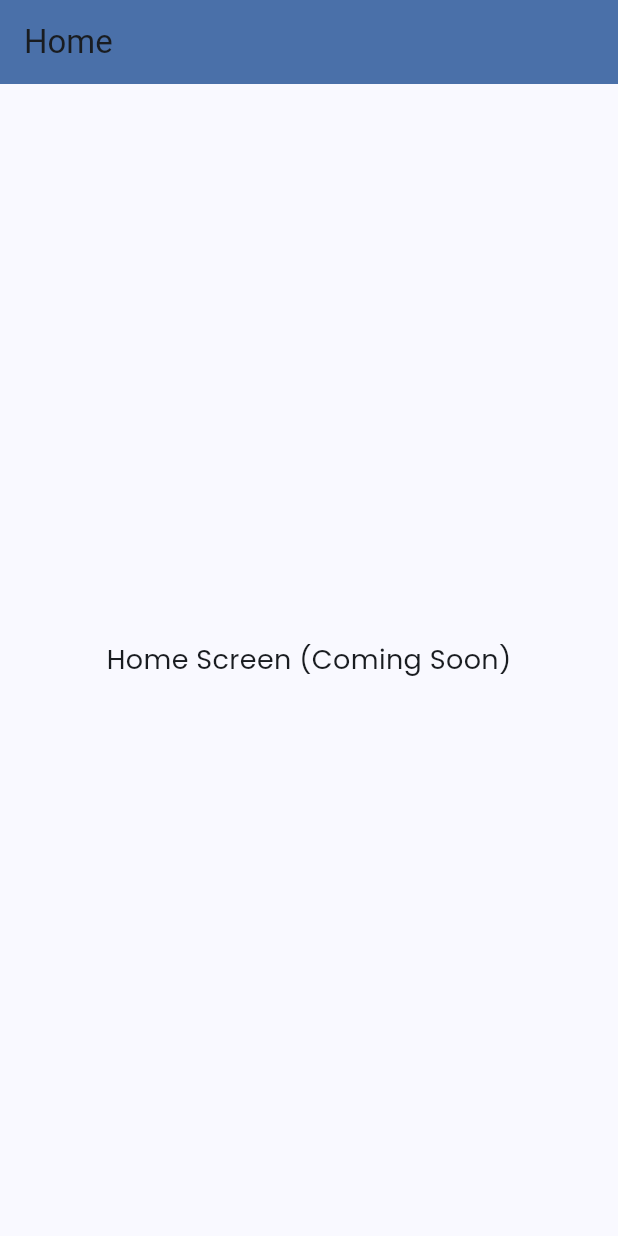
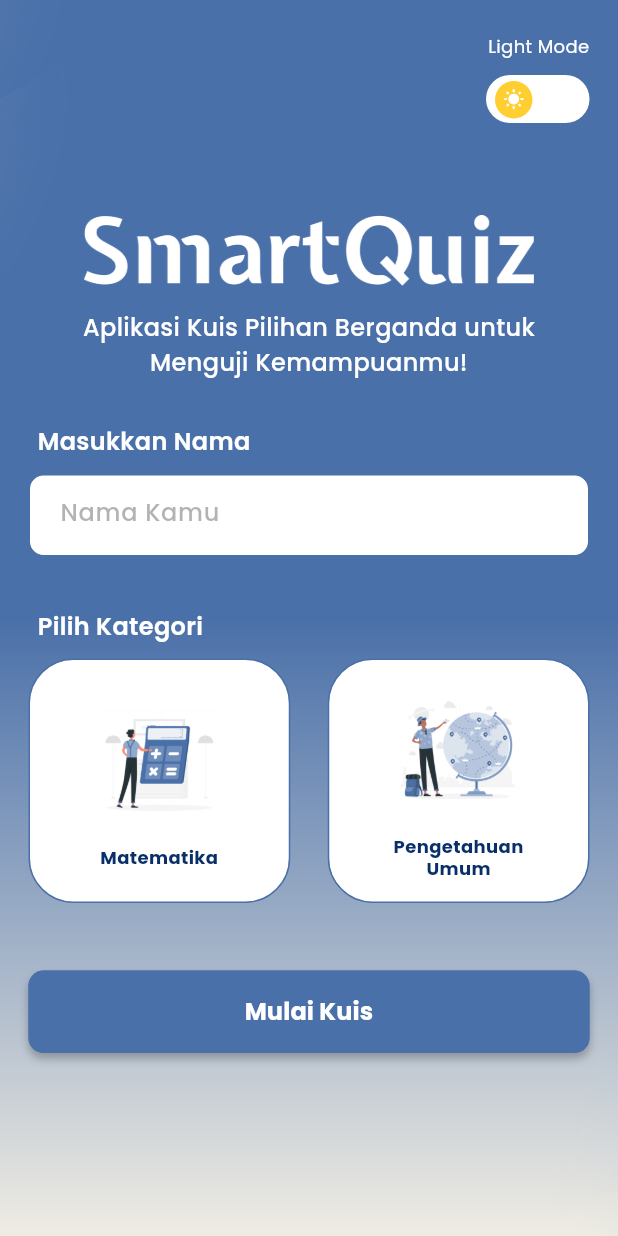
Before and after one commit to CantykaLaily-231401004/SmartQuiz, a Flutter app: the screen it shows after launch, on a phone screen of 412 x 824 dp. Run offline on Flutter 3.47's test engine with Material 3 defaults, Android fonts, the light colour scheme and no system bars.

Commit message:
feat(screens): create HomeScreen with name input field

```diff
--- /dev/null
+++ b/lib/screens/home_screen.dart
@@ -0,0 +1,475 @@
+import 'dart:math' as math;
+import 'package:flutter/material.dart';
+
+class HomeScreen extends StatefulWidget {
+  const HomeScreen({super.key});
+
+  @override
+  State<HomeScreen> createState() => _HomeScreenState();
+}
+
+class _HomeScreenState extends State<HomeScreen> {
+  final TextEditingController _nameController = TextEditingController();
+  String _selectedCategory = '';
+  bool _isDarkMode = false;
+
+  @override
+  void dispose() {
+    _nameController.dispose();
+    super.dispose();
+  }
+
+  void _startQuiz() {
+    if (_nameController.text.trim().isEmpty) {
+      ScaffoldMessenger.of(context).showSnackBar(
+        const SnackBar(content: Text('Silakan masukkan nama Anda'), backgroundColor: Colors.red),
+      );
+      return;
+    }
+    if (_selectedCategory.isEmpty) {
+      ScaffoldMessenger.of(context).showSnackBar(
+        const SnackBar(content: Text('Silakan pilih kategori'), backgroundColor: Colors.red),
+      );
+      return;
+    }
+    ScaffoldMessenger.of(context).showSnackBar(
+      SnackBar(
+        content: Text('Memulai kuis $_selectedCategory untuk ${_nameController.text}'),
+        backgroundColor: Colors.green,
+      ),
+    );
+  }
+
+  @override
+  Widget build(BuildContext context) {
+    return Scaffold(
+      body: Container(
+        decoration: const BoxDecoration(
+          gradient: LinearGradient(
+            begin: Alignment(0.50, 0.00),
+            end: Alignment(0.50, 1.00),
+            colors: [Color(0xFF4A70A9), Color(0xFFEFECE3)],
+          ),
+        ),
+        child: Stack(
+          children: [
+            // Layer 1: Decorative background blobs
+            _buildDecorativeBackground(),
+
+            // Layer 2: Main scrollable content
+            SafeArea(
+              child: SingleChildScrollView(
+                padding: const EdgeInsets.symmetric(horizontal: 19.0),
+                child: Column(
+                  crossAxisAlignment: CrossAxisAlignment.start,
+                  children: [
+                    const SizedBox(height: 19),
+                    _buildThemeToggle(),
+                    const SizedBox(height: 60),
+                    _buildTitle(),
+                    const SizedBox(height: 15),
+                    _buildSubtitle(),
+                    const SizedBox(height: 30), // Jarak diperkecil dari 60 menjadi 40
+                    _buildNameInput(),
+                    const SizedBox(height: 35),
+                    _buildCategorySelection(),
+                    const SizedBox(height: 45),
+                    _buildStartButton(),
+                    const SizedBox(height: 40),
+                  ],
+                ),
+              ),
+            ),
+          ],
+        ),
+      ),
+    );
+  }
+
+  Widget _buildDecorativeBackground() {
+    return Stack(
+      children: [
+        // Top left blob - using image
+        Positioned(
+          left: -96,
+          top: -26,
+          child: Transform.rotate(
+            angle: -0.55,
+            child: Image.asset(
+              'assets/images/blob_decoration.png',
+              width: 208,
+              height: 101,
+              fit: BoxFit.cover,
+              errorBuilder: (context, error, stackTrace) {
+                return Container(
+                  width: 208,
+                  height: 101,
+                  decoration: BoxDecoration(
+                    color: const Color(0xFF8FABD4),
+                    borderRadius: BorderRadius.circular(24),
+                  ),
+                );
+              },
+            ),
+          ),
+        ),
+
+        // Top left blob 2 - using image
+        Positioned(
+          left: -96,
+          top: 70,
+          child: Transform.rotate(
+            angle: -0.55,
+            child: Image.asset(
+              'assets/images/blob_decoration.png',
+              width: 208,
+              height: 101,
+              fit: BoxFit.cover,
+              errorBuilder: (context, error, stackTrace) {
+                return Container(
+                  width: 208,
+                  height: 101,
+                  decoration: BoxDecoration(
+                    color: const Color(0xFF8FABD4),
+                    borderRadius: BorderRadius.circular(24),
+                  ),
+                );
+              },
+            ),
+          ),
+        ),
+
+        // Bottom right blob 1 - using image
+        Positioned(
+          right: -115,
+          bottom: -50,
+          child: Transform.rotate(
+            angle: -3.57,
+            child: Image.asset(
+              'assets/images/blob_decoration.png',
+              width: 208,
+              height: 101,
+              fit: BoxFit.cover,
+              errorBuilder: (context, error, stackTrace) {
+                return Container(
+                  width: 208,
+                  height: 101,
+                  decoration: BoxDecoration(
+                    color: const Color(0xFF8FABD4),
+                    borderRadius: BorderRadius.circular(24),
+                  ),
+                );
+              },
+            ),
+          ),
+        ),
+
+        // Bottom right blob 2 - using image
+        Positioned(
+          right: -127,
+          bottom: 47,
+          child: Transform.rotate(
+            angle: -3.57,
+            child: Image.asset(
+              'assets/images/blob_decoration.png',
+              width: 208,
+              height: 101,
+              fit: BoxFit.cover,
+              errorBuilder: (context, error, stackTrace) {
+                return Container(
+                  width: 208,
+                  height: 101,
+                  decoration: BoxDecoration(
+                    color: const Color(0xFF8FABD4),
+                    borderRadius: BorderRadius.circular(24),
+                  ),
+                );
+              },
+            ),
+          ),
+        ),
+      ],
+    );
+  }
+
+  Widget _buildThemeToggle() {
+    return Align(
+      alignment: Alignment.centerRight,
+      child: Column(
+        crossAxisAlignment: CrossAxisAlignment.end,
+        children: [
+          const Text(
+            'Light Mode',
+            textAlign: TextAlign.center,
+            style: TextStyle(
+              color: Colors.white,
+              fontSize: 12,
+              fontFamily: 'Poppins',
+              fontWeight: FontWeight.w400,
+              height: 1.92,
+            ),
+          ),
+          const SizedBox(height: 8),
+          GestureDetector(
+            onTap: () => setState(() => _isDarkMode = !_isDarkMode),
+            child: Container(
+              width: 69,
+              height: 32,
+              decoration: BoxDecoration(
+                color: Colors.white,
+                borderRadius: BorderRadius.circular(100),
+              ),
+              child: Stack(
+                children: [
+                  AnimatedPositioned(
+                    duration: const Duration(milliseconds: 250),
+                    curve: Curves.easeInOut,
+                    left: _isDarkMode ? 38 : 6,
+                    top: 4,
+                    child: Container(
+                      width: 25,
+                      height: 25,
+                      decoration: const BoxDecoration(
+                        color: Color(0xFFFFCE31),
+                        shape: BoxShape.circle,
+                      ),
+                      child: Icon(
+                        _isDarkMode ? Icons.nightlight_round : Icons.wb_sunny,
+                        color: Colors.white,
+                        size: 14,
+                      ),
+                    ),
+                  ),
+                ],
+              ),
+            ),
+          ),
+        ],
+      ),
+    );
+  }
+
+  Widget _buildTitle() {
+    return Center(
+      child: Image.asset(
+        'assets/images/logo.png',
+        width: 300,
+        height: 50,
+        fit: BoxFit.contain,
+        errorBuilder: (context, error, stackTrace) {
+          return const Text(
+            'SmartQuiz',
+            textAlign: TextAlign.center,
+            style: TextStyle(
+              color: Colors.white,
+              fontSize: 50,
+              fontFamily: 'Poppins',
+              fontWeight: FontWeight.w700,
+              height: 0.9,
+            ),
+          );
+        },
+      ),
+    );
+  }
+
+  Widget _buildSubtitle() {
+    return const Center(
+      child: Padding(
+        padding: EdgeInsets.symmetric(horizontal: 5),
+        child: Text(
+          'Aplikasi Kuis Pilihan Berganda untuk Menguji Kemampuanmu!',
+          textAlign: TextAlign.center,
+          style: TextStyle(
+            color: Colors.white,
+            fontSize: 16,
+            fontFamily: 'Poppins',
+            fontWeight: FontWeight.w500,
+            height: 1.44,
+          ),
+        ),
+      ),
+    );
+  }
+
+  Widget _buildNameInput() {
+    return Column(
+      crossAxisAlignment: CrossAxisAlignment.start,
+      children: [
+        const Padding(
+          padding: EdgeInsets.only(left: 6),
+          child: Text(
+            'Masukkan Nama',
+            style: TextStyle(
+              color: Colors.white,
+              fontSize: 16,
+              fontFamily: 'Poppins',
+              fontWeight: FontWeight.w600,
+              height: 1.44,
+            ),
+          ),
+        ),
+        const SizedBox(height: 10),
+        Container(
+          height: 55,
+          decoration: BoxDecoration(
+            color: Colors.white,
+            borderRadius: BorderRadius.circular(10),
+            border: Border.all(
+              width: 1,
+              color: const Color(0xFF4A70A9),
+            ),
+          ),
+          child: TextField(
+            controller: _nameController,
+            decoration: const InputDecoration(
+              hintText: 'Nama Kamu',
+              hintStyle: TextStyle(
+                color: Color(0x7A616161),
+                fontSize: 16,
+                fontFamily: 'Poppins',
+                fontWeight: FontWeight.w500,
+              ),
+              border: InputBorder.none,
+              contentPadding: EdgeInsets.symmetric(horizontal: 20, vertical: 17),
+            ),
+            style: const TextStyle(
+              fontFamily: 'Poppins',
+              fontSize: 16,
+            ),
+          ),
+        ),
+      ],
+    );
+  }
+
+  Widget _buildCategorySelection() {
+    return Column(
+      crossAxisAlignment: CrossAxisAlignment.start,
+      children: [
+        const Padding(
+          padding: EdgeInsets.only(left: 6),
+          child: Text(
+            'Pilih Kategori',
+            style: TextStyle(
+              color: Colors.white,
+              fontSize: 16,
+              fontFamily: 'Poppins',
+              fontWeight: FontWeight.w600,
+              height: 1.44,
+            ),
+          ),
+        ),
+        const SizedBox(height: 10),
+        Row(
+          children: [
+            Expanded(
+              child: _buildCategoryCard(
+                'Matematika',
+                'assets/images/math_illustration.png',
+              ),
+            ),
+            const SizedBox(width: 25),
+            Expanded(
+              child: _buildCategoryCard(
+                'Pengetahuan \nUmum',
+                'assets/images/general_illustration.png',
+              ),
+            ),
+          ],
+        ),
+      ],
+    );
+  }
+
+  Widget _buildCategoryCard(String title, String imagePath) {
+    final isSelected = _selectedCategory == title.replaceAll('\n', ' ').trim();
+    return GestureDetector(
+      onTap: () => setState(() => _selectedCategory = title.replaceAll('\n', ' ').trim()),
+      child: Container(
+        width: 163,
+        height: 163,
+        decoration: BoxDecoration(
+          color: Colors.white,
+          borderRadius: BorderRadius.circular(30),
+          border: Border.all(
+            width: isSelected ? 3 : 1,
+            color: isSelected ? const Color(0xFF4A70A9) : const Color(0xFF4A70A9),
+          ),
+        ),
+        child: Column(
+          mainAxisAlignment: MainAxisAlignment.center,
+          children: [
+            Image.asset(
+              imagePath,
+              width: 90,
+              height: 90,
+              fit: BoxFit.contain,
+              errorBuilder: (context, error, stackTrace) {
+                return Icon(
+                  title.contains('Matematika') ? Icons.calculate : Icons.public,
+                  size: 70,
+                  color: const Color(0xFF4A70A9),
+                );
+              },
+            ),
+            const SizedBox(height: 12),
+            Text(
+              title,
+              textAlign: TextAlign.center,
+              style: const TextStyle(
+                color: Color(0xFF092F69),
+                fontSize: 12,
+                fontFamily: 'Poppins',
+                fontWeight: FontWeight.w700,
+                height: 1.25,
+              ),
+            ),
+          ],
+        ),
+      ),
+    );
+  }
+
+  Widget _buildStartButton() {
+    return Container(
+      width: double.infinity,
+      height: 55,
+      decoration: BoxDecoration(
+        color: const Color(0xFF4A70A9),
+        borderRadius: BorderRadius.circular(10),
+        boxShadow: const [
+          BoxShadow(
+            color: Color(0x3F000000),
+            blurRadius: 4,
+            offset: Offset(0, 4),
+            spreadRadius: 0,
+          ),
+        ],
+      ),
+      child: ElevatedButton(
+        onPressed: _startQuiz,
+        style: ElevatedButton.styleFrom(
+          backgroundColor: const Color(0xFF4A70A9),
+          foregroundColor: Colors.white,
+          shadowColor: Colors.transparent,
+          shape: RoundedRectangleBorder(
+            borderRadius: BorderRadius.circular(10),
+          ),
+          elevation: 0,
+        ),
+        child: const Text(
+          'Mulai Kuis',
+          textAlign: TextAlign.center,
+          style: TextStyle(
+            color: Colors.white,
+            fontSize: 16,
+            fontFamily: 'Poppins',
+            fontWeight: FontWeight.w700,
+            height: 1.20,
+          ),
+        ),
+      ),
+    );
+  }
+}
--- a/lib/screens/splash_screen.dart
+++ b/lib/screens/splash_screen.dart
@@ -1,4 +1,5 @@
 import 'package:flutter/material.dart';
+import 'home_screen.dart';
 
 class SplashScreen extends StatefulWidget {
   const SplashScreen({super.key});
@@ -69,27 +70,3 @@ class _SplashScreenState extends State<SplashScreen> {
     );
   }
 }
-
-// Temporary placeholder
-class HomeScreen extends StatelessWidget {
-  const HomeScreen({super.key});
-
-  @override
-  Widget build(BuildContext context) {
-    return Scaffold(
-      appBar: AppBar(
-        title: const Text('Home'),
-        backgroundColor: const Color(0xFF4A70A9),
-      ),
-      body: const Center(
-        child: Text(
-          'Home Screen (Coming Soon)',
-          style: TextStyle(
-            fontSize: 18,
-            fontFamily: 'Poppins',
-          ),
-        ),
-      ),
-    );
-  }
-}
```
Also changed, not shown: assets/images/background.png (added), assets/images/blob_decoration.png (added), assets/images/general_illustration.png (added), assets/images/math_illustration.png (added).
